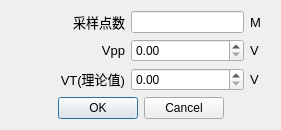
The window that soft/zebra-scope/StaticSettingsDialog.ui (Quenii/ADCEVM) describes before a commit, drawn with Qt 5.
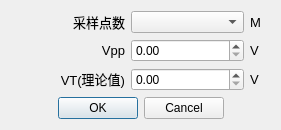
The same window after the commit.

```diff
--- a/soft/zebra-scope/StaticSettingsDialog.ui
+++ b/soft/zebra-scope/StaticSettingsDialog.ui
@@ -32,16 +32,6 @@
        </property>
       </widget>
      </item>
-     <item row="0" column="1">
-      <widget class="QLineEdit" name="lineEditNumpt">
-       <property name="sizePolicy">
-        <sizepolicy hsizetype="Preferred" vsizetype="Fixed">
-         <horstretch>0</horstretch>
-         <verstretch>0</verstretch>
-        </sizepolicy>
-       </property>
-      </widget>
-     </item>
      <item row="1" column="0">
       <widget class="QLabel" name="labl_4">
        <property name="font">
@@ -165,6 +155,9 @@
        </property>
       </widget>
      </item>
+     <item row="0" column="1">
+      <widget class="QComboBox" name="comboBoxNumpt"/>
+     </item>
     </layout>
    </item>
    <item row="1" column="0">
```
